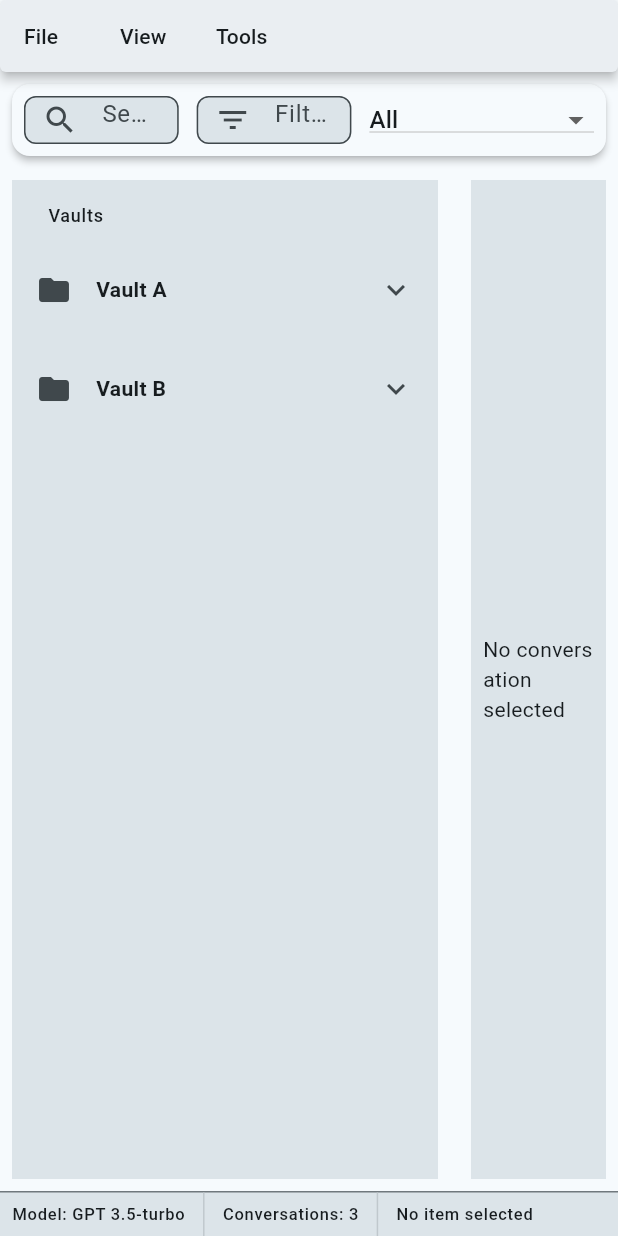
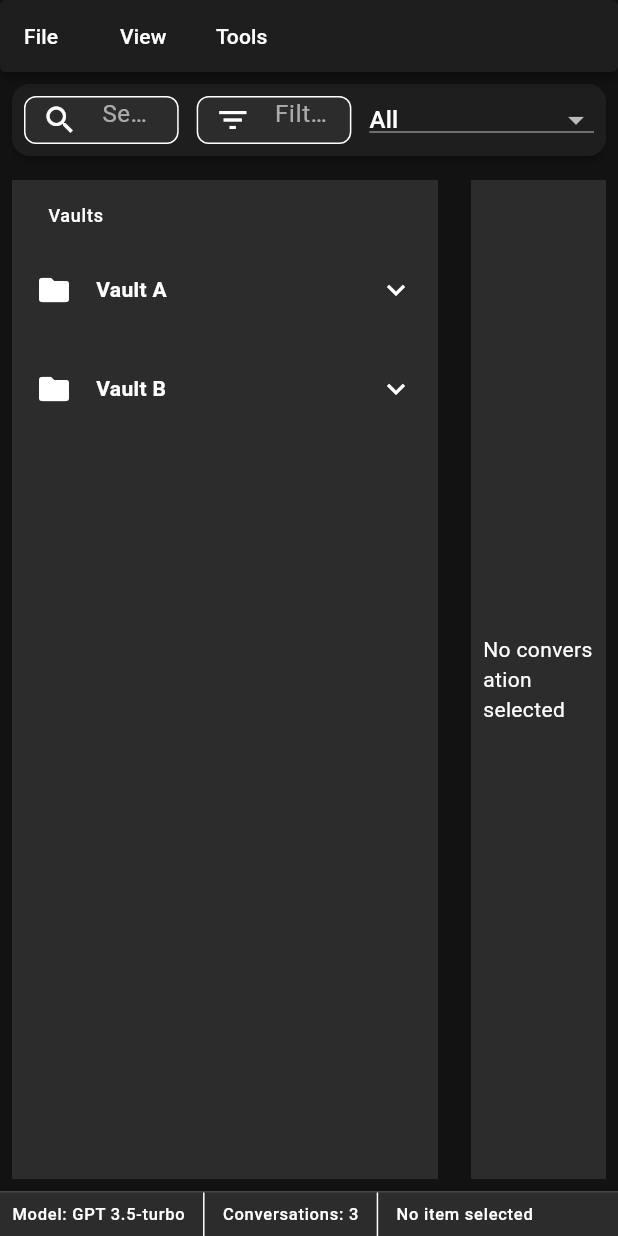
Before and after one commit to cohinteractive/exiv, a Flutter app: the screen it shows after launch, on a phone screen of 412 x 824 dp. Run offline on Flutter 3.47's test engine with Material 3 defaults, Android fonts, the phone set to English and light mode, and no system bars; missing offline and left inert: window_manager.

Commit message:
log: record dark theme implementation

```diff
--- a/lib/main.dart
+++ b/lib/main.dart
@@ -33,14 +33,36 @@ class CodexVaultApp extends StatelessWidget {
 
   @override
   Widget build(BuildContext context) {
+    const colorScheme = ColorScheme.dark(
+      background: Color(0xFF121212),
+      surface: Color(0xFF1E1E1E),
+      surfaceVariant: Color(0xFF2C2C2C),
+      primary: Colors.blueGrey,
+      onPrimary: Colors.white,
+      onSurface: Colors.white,
+      onBackground: Colors.white,
+    );
+
+    final baseTextTheme = ThemeData.dark().textTheme.apply(
+          bodyColor: Colors.white,
+          displayColor: Colors.white,
+        );
+
     return MaterialApp(
       title: 'CodexVault',
-      theme: ThemeData(
+      themeMode: ThemeMode.dark,
+      theme: ThemeData.from(colorScheme: colorScheme).copyWith(
         useMaterial3: true,
-        colorScheme: ColorScheme.fromSeed(seedColor: Colors.blueGrey),
+        textTheme: baseTextTheme,
+        scaffoldBackgroundColor: colorScheme.background,
+        menuBarTheme: const MenuBarThemeData(
+          style: MenuStyle(
+            backgroundColor: MaterialStatePropertyAll(Color(0xFF1E1E1E)),
+          ),
+        ),
       ),
       home: const ScaffoldWithMenu(),
-      );
+    );
   }
 }
 
@@ -63,6 +85,7 @@ class _ScaffoldWithMenuState extends State<ScaffoldWithMenu> {
   @override
 Widget build(BuildContext context) {
   return Scaffold(
+    backgroundColor: Theme.of(context).colorScheme.background,
     appBar: PreferredSize(
       preferredSize: const Size.fromHeight(kToolbarHeight),
       child: const MenuBarWidget(),
@@ -77,6 +100,7 @@ Widget build(BuildContext context) {
                 padding: EdgeInsets.all(horizontalPadding),
                 child: Material(
                   elevation: 2,
+                  color: Theme.of(context).colorScheme.surface,
                   shape: RoundedRectangleBorder(
                     borderRadius: BorderRadius.circular(12),
                   ),
@@ -93,9 +117,12 @@ Widget build(BuildContext context) {
                                   SearchFilterController.searchController,
                               onChanged: (value) =>
                                   debugPrint('Search updated: $value'),
+                              style: TextStyle(
+                                  color: Theme.of(context).colorScheme.onSurface),
                               decoration: InputDecoration(
                                 hintText: 'Search...',
                                 prefixIcon: const Icon(Icons.search),
+                                hintStyle: const TextStyle(color: Colors.white60),
                                 filled: true,
                                 fillColor: Theme.of(context)
                                     .colorScheme
@@ -116,9 +143,12 @@ Widget build(BuildContext context) {
                                   SearchFilterController.filterController,
                               onChanged: (value) =>
                                   debugPrint('Filter updated: $value'),
+                              style: TextStyle(
+                                  color: Theme.of(context).colorScheme.onSurface),
                               decoration: InputDecoration(
                                 hintText: 'Filter...',
                                 prefixIcon: const Icon(Icons.filter_list),
+                                hintStyle: const TextStyle(color: Colors.white60),
                                 filled: true,
                                 fillColor: Theme.of(context)
                                     .colorScheme
@@ -324,6 +354,7 @@ Widget build(BuildContext context) {
                           );
                         }
                         return Card(
+                          color: Theme.of(context).colorScheme.surface,
                           elevation: 2,
                           shape: RoundedRectangleBorder(
                             borderRadius: BorderRadius.circular(12),
@@ -455,6 +486,7 @@ Widget build(BuildContext context) {
 Widget messageCard(BuildContext context, IconData icon, String text) {
   return Card(
     margin: const EdgeInsets.symmetric(vertical: 4),
+    color: Theme.of(context).colorScheme.surface,
     elevation: 1,
     shape: RoundedRectangleBorder(
       borderRadius: BorderRadius.circular(8),
@@ -466,7 +498,13 @@ Widget messageCard(BuildContext context, IconData icon, String text) {
         children: [
           Icon(icon, size: 16, color: Theme.of(context).colorScheme.primary),
           const SizedBox(width: 8),
-          Expanded(child: Text(text)),
+          Expanded(
+            child: Text(
+              text,
+              style: TextStyle(
+                  color: Theme.of(context).colorScheme.onSurface),
+            ),
+          ),
         ],
       ),
     ),
@@ -479,6 +517,10 @@ class MenuBarWidget extends StatelessWidget {
   @override
   Widget build(BuildContext context) {
     return MenuBar(
+      style: MenuStyle(
+        backgroundColor:
+            MaterialStateProperty.all(Theme.of(context).colorScheme.surface),
+      ),
       children: [
         SubmenuButton(
           menuChildren: [
--- a/lib/ui/widgets/resizable_navigation_panel.dart
+++ b/lib/ui/widgets/resizable_navigation_panel.dart
@@ -41,9 +41,8 @@ class _ResizableNavigationPanelState extends State<ResizableNavigationPanel> {
             child: Container(
               width: 6,
               decoration: BoxDecoration(
-                color: _hovering
-                    ? Colors.grey.withOpacity(0.3)
-                    : Colors.transparent,
+                color:
+                    _hovering ? const Color(0xFF333333) : Colors.transparent,
               ),
             ),
           ),
```
Also changed, not shown: 1 other file.
